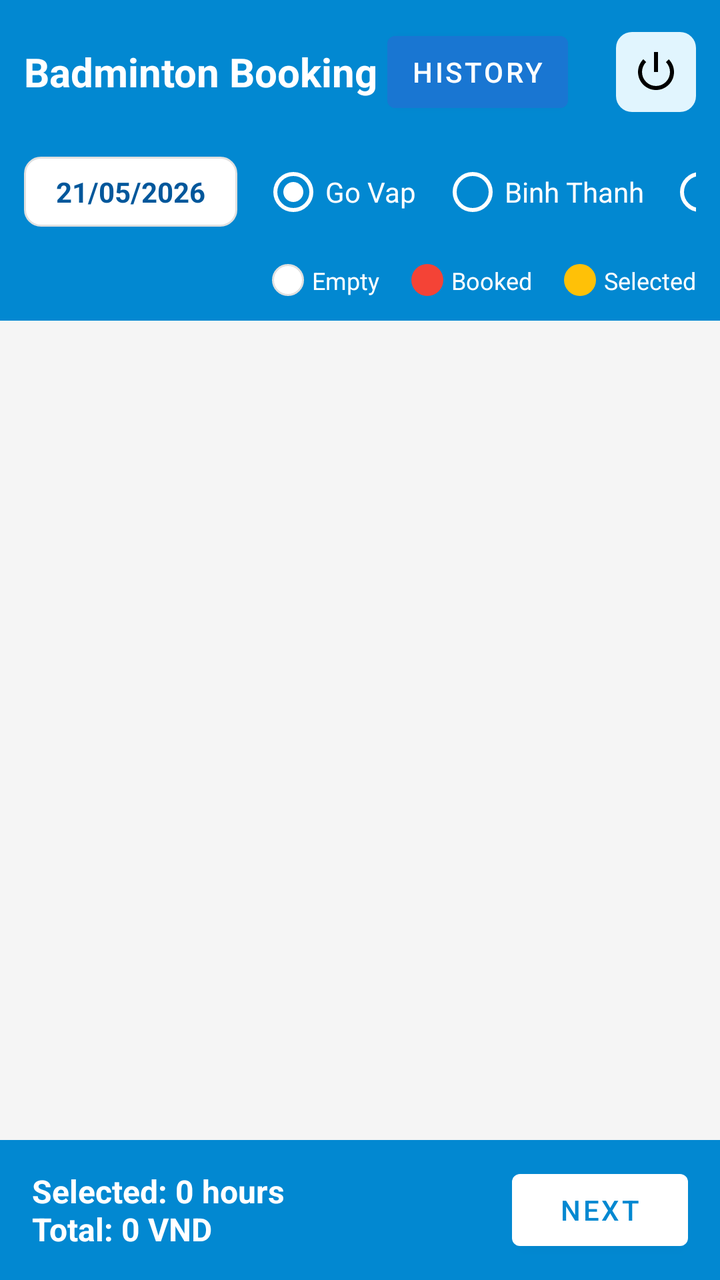
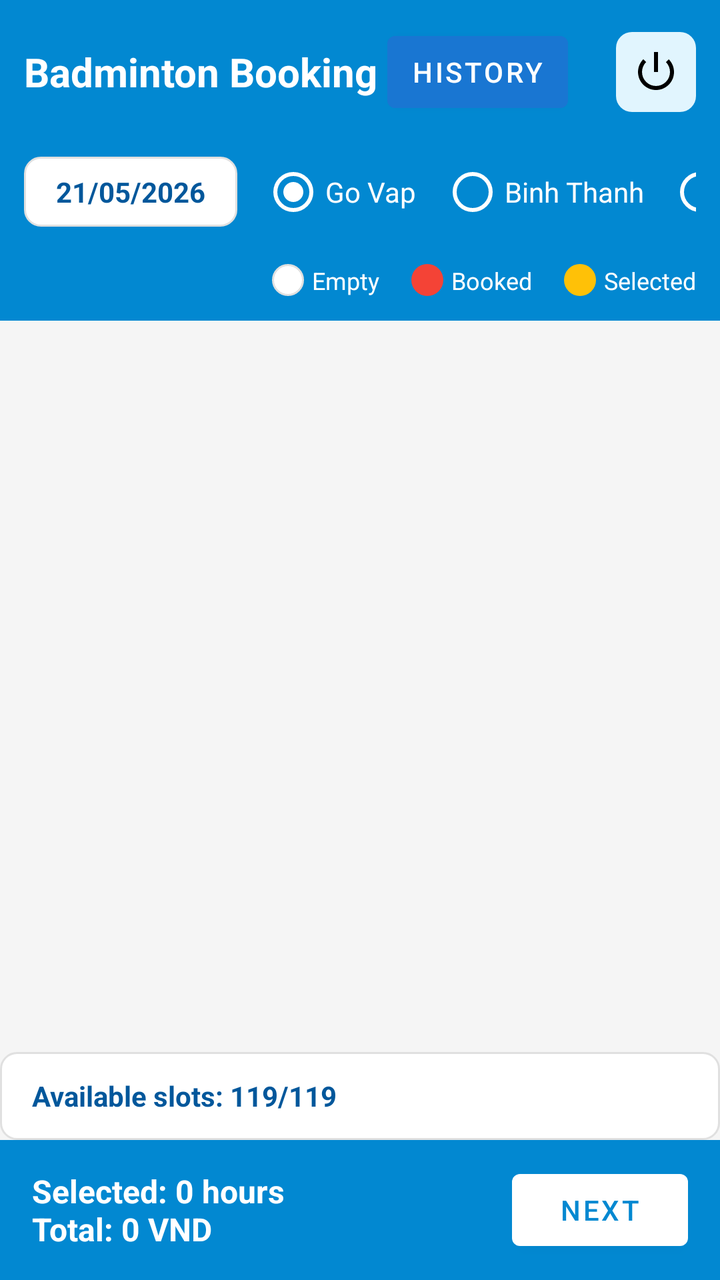

Before-and-after screenshots of an Android layout around one commit, followed by the original layout XML and the change that was made.
<!-- AndroidManifest.xml: application theme Theme.BadmintonBooking -->
<!-- res/layout/activity_home.xml -->
<?xml version="1.0" encoding="utf-8"?>
<androidx.constraintlayout.widget.ConstraintLayout xmlns:android="http://schemas.android.com/apk/res/android"
    xmlns:app="http://schemas.android.com/apk/res-auto"
    xmlns:tools="http://schemas.android.com/tools"
    android:layout_width="match_parent"
    android:layout_height="match_parent"
    android:background="@color/background_light"
    tools:context=".HomeActivity">

    
    <LinearLayout
        android:id="@+id/headerLayout"
        android:layout_width="match_parent"
        android:layout_height="wrap_content"
        android:orientation="vertical"
        android:background="@color/primary"
        android:padding="12dp"
        app:layout_constraintTop_toTopOf="parent">
        
        <LinearLayout
            android:layout_width="match_parent"
            android:layout_height="wrap_content"
            android:orientation="horizontal"
            android:gravity="center_vertical">
            <TextView
                android:layout_width="0dp"
                android:layout_weight="1"
                android:layout_height="wrap_content"
                android:text="Badminton Booking"
                android:textColor="@color/white"
                android:textSize="20sp"
                android:textStyle="bold" />

            <Button
                android:id="@+id/imgHistory"
                android:layout_width="wrap_content"
                android:layout_height="wrap_content"
                android:text="History"
                android:textColor="@android:color/white"
                android:backgroundTint="#1976D2"
                android:paddingHorizontal="12dp"
                android:paddingVertical="4dp"
                android:layout_marginEnd="16dp"/>

            <ImageView
                android:id="@+id/imgLogout"
                android:layout_width="40dp"
                android:layout_height="40dp"
                android:padding="8dp"
                android:layout_marginStart="8dp"
                android:background="@drawable/bg_time_header"
                android:src="@android:drawable/ic_lock_power_off"
                app:tint="@color/black" />
        </LinearLayout>
            
        <LinearLayout
            android:layout_width="match_parent"
            android:layout_height="wrap_content"
            android:orientation="horizontal"
            android:layout_marginTop="12dp"
            android:gravity="center_vertical">
            
            
            <TextView
                android:id="@+id/tvSelectDate"
                android:layout_width="wrap_content"
                android:layout_height="wrap_content"
                android:background="@drawable/bg_cell_empty"
                android:textColor="@color/primary_dark"
                android:text="21/05/2026"
                android:paddingHorizontal="16dp"
                android:paddingVertical="8dp"
                android:textStyle="bold" />
                
            
            <HorizontalScrollView
                android:layout_width="0dp"
                android:layout_weight="1"
                android:layout_height="wrap_content"
                android:layout_marginStart="12dp"
                android:scrollbars="none">
                
                <RadioGroup
                    android:id="@+id/radioGroupBranches"
                    android:layout_width="wrap_content"
                    android:layout_height="wrap_content"
                    android:orientation="horizontal">

                    <RadioButton
                        android:id="@+id/rbBranch1"
                        android:layout_width="wrap_content"
                        android:layout_height="wrap_content"
                        android:text="Go Vap"
                        android:textColor="@color/white"
                        android:buttonTint="@color/white"
                        android:checked="true" />

                    <RadioButton
                        android:id="@+id/rbBranch2"
                        android:layout_width="wrap_content"
                        android:layout_height="wrap_content"
                        android:text="Binh Thanh"
                        android:textColor="@color/white"
                        android:buttonTint="@color/white"
                        android:layout_marginStart="12dp" />

                    <RadioButton
                        android:id="@+id/rbBranch3"
                        android:layout_width="wrap_content"
                        android:layout_height="wrap_content"
                        android:text="Dist 1"
                        android:textColor="@color/white"
                        android:buttonTint="@color/white"
                        android:layout_marginStart="12dp" />
                </RadioGroup>
            </HorizontalScrollView>
        </LinearLayout>
        
        
        <LinearLayout
            android:layout_width="match_parent"
            android:layout_height="wrap_content"
            android:orientation="horizontal"
            android:gravity="end"
            android:layout_marginTop="12dp">
            
            <View android:layout_width="16dp" android:layout_height="16dp" android:background="@drawable/bg_cell_empty" />
            <TextView android:layout_width="wrap_content" android:layout_height="wrap_content" android:layout_marginStart="4dp" android:text="Empty" android:textColor="@color/white" android:textSize="12sp" />
            
            <View android:layout_width="16dp" android:layout_height="16dp" android:layout_marginStart="16dp" android:background="@drawable/bg_cell_booked" />
            <TextView android:layout_width="wrap_content" android:layout_height="wrap_content" android:layout_marginStart="4dp" android:text="Booked" android:textColor="@color/white" android:textSize="12sp" />
            
            <View android:layout_width="16dp" android:layout_height="16dp" android:layout_marginStart="16dp" android:background="@drawable/bg_cell_selected" />
            <TextView android:layout_width="wrap_content" android:layout_height="wrap_content" android:layout_marginStart="4dp" android:text="Selected" android:textColor="@color/white" android:textSize="12sp" />
        </LinearLayout>
    </LinearLayout>

    
    <LinearLayout
        android:id="@+id/bottomBar"
        android:layout_width="match_parent"
        android:layout_height="70dp"
        android:orientation="horizontal"
        android:background="@color/primary"
        android:gravity="center_vertical"
        android:paddingHorizontal="16dp"
        app:layout_constraintBottom_toBottomOf="parent">
        
        <TextView
            android:id="@+id/tvTotalInfo"
            android:layout_width="0dp"
            android:layout_weight="1"
            android:layout_height="wrap_content"
            android:text="Selected: 0 hours\nTotal: 0 VND"
            android:textColor="@color/white"
            android:textSize="16sp"
            android:textStyle="bold" />
            
        <Button



            android:id="@+id/btnNext"
            android:layout_width="wrap_content"
            android:layout_height="wrap_content"
            android:text="Next"
            android:textColor="@color/primary"
            app:backgroundTint="@color/white" />
    </LinearLayout>

    
    <ScrollView
        android:layout_width="0dp"
        android:layout_height="0dp"
        android:layout_margin="8dp"
        app:layout_constraintTop_toBottomOf="@+id/headerLayout"
        app:layout_constraintBottom_toTopOf="@+id/bottomBar"
        app:layout_constraintStart_toStartOf="parent"
        app:layout_constraintEnd_toEndOf="parent">
        
        <HorizontalScrollView
            android:layout_width="wrap_content"
            android:layout_height="wrap_content">
            
            <TableLayout
                android:id="@+id/tableLayoutMatrix"
                android:layout_width="wrap_content"
                android:layout_height="wrap_content"
                android:background="@android:color/transparent" />
                
        </HorizontalScrollView>
    </ScrollView>

</androidx.constraintlayout.widget.ConstraintLayout>
<!-- resources referenced by this layout -->
<resources>
  <color name="background_light">#F5F5F5</color>
  <color name="black">#FF000000</color>
  <color name="primary">#0288D1</color>
  <color name="primary_dark">#01579B</color>
  <color name="white">#FFFFFFFF</color>
  <!-- drawable bg_cell_booked (drawable) -->
  <?xml version="1.0" encoding="utf-8"?>
  <shape xmlns:android="http://schemas.android.com/apk/res/android"
      android:shape="rectangle">
      <solid android:color="@color/status_booked" />
      <corners android:radius="8dp" />
  </shape>
  <!-- drawable bg_cell_empty (drawable) -->
  <?xml version="1.0" encoding="utf-8"?>
  <shape xmlns:android="http://schemas.android.com/apk/res/android"
      android:shape="rectangle">
      <solid android:color="@color/white" />
      <corners android:radius="8dp" />
      <stroke android:width="1dp" android:color="#E0E0E0" />
  </shape>
  <!-- drawable bg_cell_selected (drawable) -->
  <?xml version="1.0" encoding="utf-8"?>
  <shape xmlns:android="http://schemas.android.com/apk/res/android"
      android:shape="rectangle">
      <solid android:color="@color/status_pending" />
      <corners android:radius="8dp" />
  </shape>
  <!-- drawable bg_time_header (drawable) -->
  <?xml version="1.0" encoding="utf-8"?>
  <shape xmlns:android="http://schemas.android.com/apk/res/android"
      android:shape="rectangle">
      <solid android:color="#E1F5FE" />
      <corners android:radius="8dp" />
  </shape>
  <style name="Theme.BadmintonBooking" parent="Base.Theme.BadmintonBooking" />
  <color name="status_booked">#F44336</color>
  <color name="status_pending">#FFC107</color>
  <style name="Base.Theme.BadmintonBooking" parent="Theme.MaterialComponents.Light.NoActionBar">
          <item name="colorPrimary">@color/primary</item>
          <item name="colorPrimaryVariant">@color/primary_dark</item>
          <item name="colorOnPrimary">@color/white</item>
          <item name="colorSecondary">@color/accent</item>
          <item name="colorSecondaryVariant">@color/accent</item>
          <item name="colorOnSecondary">@color/white</item>
          <item name="android:statusBarColor">?attr/colorPrimaryVariant</item>
      </style>
  <color name="accent">#03A9F4</color>
</resources>

<!-- the commit's change to res/layout/activity_home.xml (unified diff, before → after) -->
@@ -7,7 +7,6 @@
     android:background="@color/background_light"
     tools:context=".HomeActivity">
 
-    
     <LinearLayout
         android:id="@+id/headerLayout"
         android:layout_width="match_parent"
@@ -16,12 +15,13 @@
         android:background="@color/primary"
         android:padding="12dp"
         app:layout_constraintTop_toTopOf="parent">
-        
+
         <LinearLayout
             android:layout_width="match_parent"
             android:layout_height="wrap_content"
             android:orientation="horizontal"
             android:gravity="center_vertical">
+
             <TextView
                 android:layout_width="0dp"
                 android:layout_weight="1"
@@ -40,7 +40,7 @@
                 android:backgroundTint="#1976D2"
                 android:paddingHorizontal="12dp"
                 android:paddingVertical="4dp"
-                android:layout_marginEnd="16dp"/>
+                android:layout_marginEnd="16dp" />
 
             <ImageView
                 android:id="@+id/imgLogout"
@@ -52,15 +52,14 @@
                 android:src="@android:drawable/ic_lock_power_off"
                 app:tint="@color/black" />
         </LinearLayout>
-            
+
         <LinearLayout
             android:layout_width="match_parent"
             android:layout_height="wrap_content"
             android:orientation="horizontal"
             android:layout_marginTop="12dp"
             android:gravity="center_vertical">
-            
-            
+
             <TextView
                 android:id="@+id/tvSelectDate"
                 android:layout_width="wrap_content"
@@ -71,15 +70,14 @@
                 android:paddingHorizontal="16dp"
                 android:paddingVertical="8dp"
                 android:textStyle="bold" />
-                
-            
+
             <HorizontalScrollView
                 android:layout_width="0dp"
                 android:layout_weight="1"
                 android:layout_height="wrap_content"
                 android:layout_marginStart="12dp"
                 android:scrollbars="none">
-                
+
                 <RadioGroup
                     android:id="@+id/radioGroupBranches"
                     android:layout_width="wrap_content"
@@ -115,27 +113,96 @@
                 </RadioGroup>
             </HorizontalScrollView>
         </LinearLayout>
-        
-        
+
         <LinearLayout
             android:layout_width="match_parent"
             android:layout_height="wrap_content"
             android:orientation="horizontal"
             android:gravity="end"
             android:layout_marginTop="12dp">
-            
-            <View android:layout_width="16dp" android:layout_height="16dp" android:background="@drawable/bg_cell_empty" />
-            <TextView android:layout_width="wrap_content" android:layout_height="wrap_content" android:layout_marginStart="4dp" android:text="Empty" android:textColor="@color/white" android:textSize="12sp" />
-            
-            <View android:layout_width="16dp" android:layout_height="16dp" android:layout_marginStart="16dp" android:background="@drawable/bg_cell_booked" />
-            <TextView android:layout_width="wrap_content" android:layout_height="wrap_content" android:layout_marginStart="4dp" android:text="Booked" android:textColor="@color/white" android:textSize="12sp" />
-            
-            <View android:layout_width="16dp" android:layout_height="16dp" android:layout_marginStart="16dp" android:background="@drawable/bg_cell_selected" />
-            <TextView android:layout_width="wrap_content" android:layout_height="wrap_content" android:layout_marginStart="4dp" android:text="Selected" android:textColor="@color/white" android:textSize="12sp" />
+
+            <View
+                android:layout_width="16dp"
+                android:layout_height="16dp"
+                android:background="@drawable/bg_cell_empty" />
+
+            <TextView
+                android:layout_width="wrap_content"
+                android:layout_height="wrap_content"
+                android:layout_marginStart="4dp"
+                android:text="Empty"
+                android:textColor="@color/white"
+                android:textSize="12sp" />
+
+            <View
+                android:layout_width="16dp"
+                android:layout_height="16dp"
+                android:layout_marginStart="16dp"
+                android:background="@drawable/bg_cell_booked" />
+
+            <TextView
+                android:layout_width="wrap_content"
+                android:layout_height="wrap_content"
+                android:layout_marginStart="4dp"
+                android:text="Booked"
+                android:textColor="@color/white"
+                android:textSize="12sp" />
+
+            <View
+                android:layout_width="16dp"
+                android:layout_height="16dp"
+                android:layout_marginStart="16dp"
+                android:background="@drawable/bg_cell_selected" />
+
+            <TextView
+                android:layout_width="wrap_content"
+                android:layout_height="wrap_content"
+                android:layout_marginStart="4dp"
+                android:text="Selected"
+                android:textColor="@color/white"
+                android:textSize="12sp" />
         </LinearLayout>
     </LinearLayout>
 
-    
+    <ScrollView
+        android:id="@+id/matrixScrollView"
+        android:layout_width="0dp"
+        android:layout_height="0dp"
+        android:layout_margin="8dp"
+        app:layout_constraintTop_toBottomOf="@+id/headerLayout"
+        app:layout_constraintBottom_toTopOf="@+id/availableInfoBar"
+        app:layout_constraintStart_toStartOf="parent"
+        app:layout_constraintEnd_toEndOf="parent">
+
+        <HorizontalScrollView
+            android:layout_width="wrap_content"
+            android:layout_height="wrap_content">
+
+            <TableLayout
+                android:id="@+id/tableLayoutMatrix"
+                android:layout_width="wrap_content"
+                android:layout_height="wrap_content"
+                android:background="@android:color/transparent" />
+
+        </HorizontalScrollView>
+    </ScrollView>
+
+    <TextView
+        android:id="@+id/availableInfoBar"
+        android:layout_width="0dp"
+        android:layout_height="44dp"
+        android:gravity="center_vertical"
+        android:paddingHorizontal="16dp"
+        android:text="Available slots: 119/119"
+        android:textColor="@color/primary_dark"
+        android:textSize="14sp"
+        android:textStyle="bold"
+        android:background="@drawable/bg_cell_empty"
+        app:layout_constraintTop_toBottomOf="@+id/matrixScrollView"
+        app:layout_constraintBottom_toTopOf="@+id/bottomBar"
+        app:layout_constraintStart_toStartOf="parent"
+        app:layout_constraintEnd_toEndOf="parent" />
+
     <LinearLayout
         android:id="@+id/bottomBar"
         android:layout_width="match_parent"
@@ -145,7 +212,7 @@
         android:gravity="center_vertical"
         android:paddingHorizontal="16dp"
         app:layout_constraintBottom_toBottomOf="parent">
-        
+
         <TextView
             android:id="@+id/tvTotalInfo"
             android:layout_width="0dp"
@@ -155,11 +222,8 @@
             android:textColor="@color/white"
             android:textSize="16sp"
             android:textStyle="bold" />
-            
+
         <Button
-
-
-
             android:id="@+id/btnNext"
             android:layout_width="wrap_content"
             android:layout_height="wrap_content"
@@ -168,27 +232,4 @@
             app:backgroundTint="@color/white" />
     </LinearLayout>
 
-    
-    <ScrollView
-        android:layout_width="0dp"
-        android:layout_height="0dp"
-        android:layout_margin="8dp"
-        app:layout_constraintTop_toBottomOf="@+id/headerLayout"
-        app:layout_constraintBottom_toTopOf="@+id/bottomBar"
-        app:layout_constraintStart_toStartOf="parent"
-        app:layout_constraintEnd_toEndOf="parent">
-        
-        <HorizontalScrollView
-            android:layout_width="wrap_content"
-            android:layout_height="wrap_content">
-            
-            <TableLayout
-                android:id="@+id/tableLayoutMatrix"
-                android:layout_width="wrap_content"
-                android:layout_height="wrap_content"
-                android:background="@android:color/transparent" />
-                
-        </HorizontalScrollView>
-    </ScrollView>
-
 </androidx.constraintlayout.widget.ConstraintLayout>
